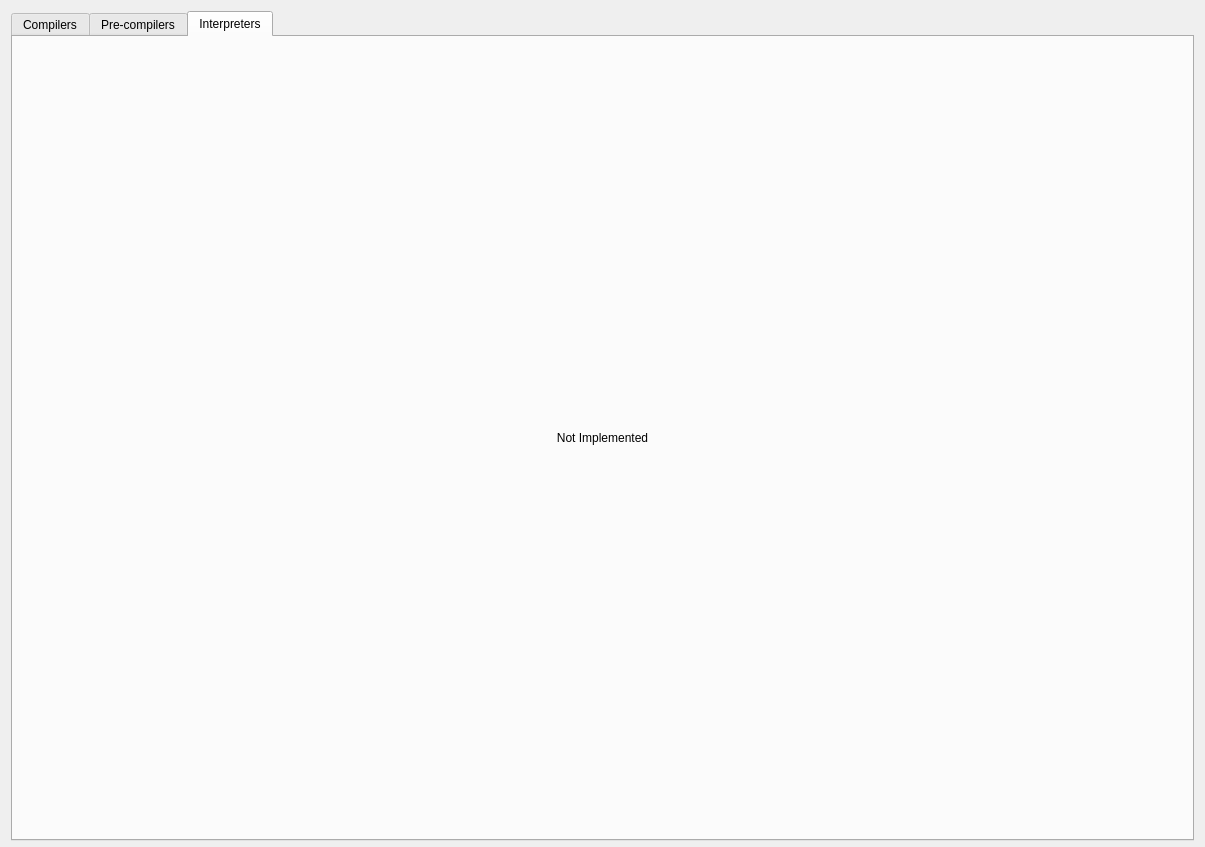
Above: data/forms/settings_page_build_and_run.ui from pythoningLearning/hackedit before the change. Below: the same form after it.
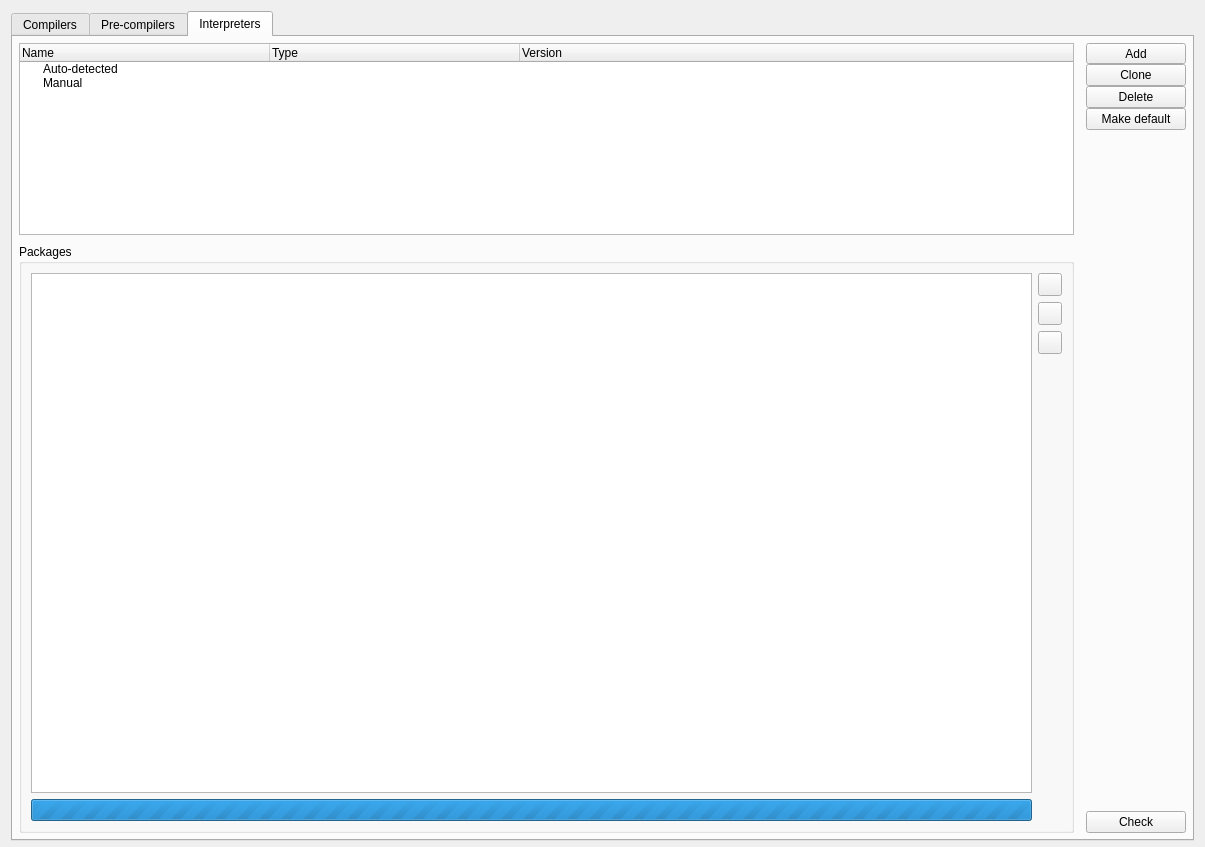
That is the form after the change. The open tabs and pages were chosen to show the change. Icons and pictures are not drawn. Custom widgets are drawn as their Qt base class.

Diff of the .ui file:
```diff
--- a/data/forms/settings_page_build_and_run.ui
+++ b/data/forms/settings_page_build_and_run.ui
@@ -743,16 +743,335 @@
       <attribute name="title">
        <string>Interpreters</string>
       </attribute>
-      <layout class="QGridLayout" name="gridLayout_4">
-       <item row="0" column="0">
-        <widget class="QLabel" name="label_6">
-         <property name="text">
-          <string>Not Implemented</string>
+      <layout class="QHBoxLayout" name="horizontalLayout_10">
+       <property name="spacing">
+        <number>0</number>
+       </property>
+       <property name="leftMargin">
+        <number>0</number>
+       </property>
+       <property name="topMargin">
+        <number>0</number>
+       </property>
+       <property name="rightMargin">
+        <number>0</number>
+       </property>
+       <property name="bottomMargin">
+        <number>0</number>
+       </property>
+       <item>
+        <layout class="QVBoxLayout" name="verticalLayout_8" stretch="0,1">
+         <property name="spacing">
+          <number>9</number>
          </property>
-         <property name="alignment">
-          <set>Qt::AlignCenter</set>
+         <property name="leftMargin">
+          <number>6</number>
          </property>
-        </widget>
+         <property name="topMargin">
+          <number>6</number>
+         </property>
+         <property name="rightMargin">
+          <number>6</number>
+         </property>
+         <property name="bottomMargin">
+          <number>6</number>
+         </property>
+         <item>
+          <widget class="QTreeWidget" name="tree_interpreters">
+           <attribute name="headerCascadingSectionResizes">
+            <bool>false</bool>
+           </attribute>
+           <attribute name="headerDefaultSectionSize">
+            <number>250</number>
+           </attribute>
+           <column>
+            <property name="text">
+             <string>Name</string>
+            </property>
+           </column>
+           <column>
+            <property name="text">
+             <string>Type</string>
+            </property>
+           </column>
+           <column>
+            <property name="text">
+             <string>Version</string>
+            </property>
+           </column>
+           <column>
+            <property name="text">
+             <string/>
+            </property>
+            <property name="icon">
+             <iconset theme="emblem-favorite">
+              <normaloff>.</normaloff>.</iconset>
+            </property>
+           </column>
+           <item>
+            <property name="text">
+             <string>Auto-detected</string>
+            </property>
+            <property name="text">
+             <string/>
+            </property>
+            <property name="text">
+             <string/>
+            </property>
+           </item>
+           <item>
+            <property name="text">
+             <string>Manual</string>
+            </property>
+            <property name="text">
+             <string/>
+            </property>
+            <property name="text">
+             <string/>
+            </property>
+           </item>
+          </widget>
+         </item>
+         <item>
+          <widget class="QGroupBox" name="groupBox_2">
+           <property name="sizePolicy">
+            <sizepolicy hsizetype="Preferred" vsizetype="Expanding">
+             <horstretch>0</horstretch>
+             <verstretch>0</verstretch>
+            </sizepolicy>
+           </property>
+           <property name="title">
+            <string>Packages</string>
+           </property>
+           <layout class="QHBoxLayout" name="horizontalLayout_7">
+            <item>
+             <layout class="QVBoxLayout" name="verticalLayout_9">
+              <property name="leftMargin">
+               <number>0</number>
+              </property>
+              <property name="bottomMargin">
+               <number>0</number>
+              </property>
+              <item>
+               <widget class="QTableWidget" name="tableWidget">
+                <property name="toolTip">
+                 <string>The list of installed package for the selected interpreter.</string>
+                </property>
+                <property name="editTriggers">
+                 <set>QAbstractItemView::NoEditTriggers</set>
+                </property>
+                <property name="alternatingRowColors">
+                 <bool>true</bool>
+                </property>
+                <property name="selectionBehavior">
+                 <enum>QAbstractItemView::SelectRows</enum>
+                </property>
+                <property name="sortingEnabled">
+                 <bool>true</bool>
+                </property>
+                <attribute name="horizontalHeaderStretchLastSection">
+                 <bool>true</bool>
+                </attribute>
+                <attribute name="verticalHeaderVisible">
+                 <bool>false</bool>
+                </attribute>
+               </widget>
+              </item>
+              <item>
+               <widget class="QProgressBar" name="progress_bar">
+                <property name="maximum">
+                 <number>0</number>
+                </property>
+                <property name="value">
+                 <number>-1</number>
+                </property>
+               </widget>
+              </item>
+             </layout>
+            </item>
+            <item>
+             <layout class="QVBoxLayout" name="verticalLayout_10">
+              <item>
+               <widget class="QToolButton" name="bt_add_packages">
+                <property name="toolTip">
+                 <string>Install one or more packages</string>
+                </property>
+                <property name="text">
+                 <string/>
+                </property>
+                <property name="icon">
+                 <iconset theme="list-add">
+                  <normaloff>../../../hackedit-python/data/forms</normaloff>../../../hackedit-python/data/forms</iconset>
+                </property>
+               </widget>
+              </item>
+              <item>
+               <widget class="QToolButton" name="bt_rm_package">
+                <property name="toolTip">
+                 <string>Uninstall selected package</string>
+                </property>
+                <property name="text">
+                 <string/>
+                </property>
+                <property name="icon">
+                 <iconset theme="edit-delete">
+                  <normaloff>../../../hackedit-python/data/forms</normaloff>../../../hackedit-python/data/forms</iconset>
+                </property>
+               </widget>
+              </item>
+              <item>
+               <widget class="QToolButton" name="bt_update_package">
+                <property name="toolTip">
+                 <string>Update selected package</string>
+                </property>
+                <property name="text">
+                 <string/>
+                </property>
+                <property name="icon">
+                 <iconset theme="go-up">
+                  <normaloff>../../../hackedit-python/data/forms</normaloff>../../../hackedit-python/data/forms</iconset>
+                </property>
+               </widget>
+              </item>
+              <item>
+               <spacer name="verticalSpacer_4">
+                <property name="orientation">
+                 <enum>Qt::Vertical</enum>
+                </property>
+                <property name="sizeHint" stdset="0">
+                 <size>
+                  <width>20</width>
+                  <height>40</height>
+                 </size>
+                </property>
+               </spacer>
+              </item>
+             </layout>
+            </item>
+           </layout>
+          </widget>
+         </item>
+        </layout>
+       </item>
+       <item>
+        <layout class="QVBoxLayout" name="verticalLayout_11">
+         <property name="leftMargin">
+          <number>6</number>
+         </property>
+         <property name="topMargin">
+          <number>6</number>
+         </property>
+         <property name="rightMargin">
+          <number>6</number>
+         </property>
+         <property name="bottomMargin">
+          <number>6</number>
+         </property>
+         <item>
+          <widget class="QToolButton" name="bt_add_interpreter">
+           <property name="sizePolicy">
+            <sizepolicy hsizetype="Preferred" vsizetype="Fixed">
+             <horstretch>0</horstretch>
+             <verstretch>0</verstretch>
+            </sizepolicy>
+           </property>
+           <property name="minimumSize">
+            <size>
+             <width>100</width>
+             <height>0</height>
+            </size>
+           </property>
+           <property name="toolTip">
+            <string>&lt;html&gt;&lt;head/&gt;&lt;body&gt;&lt;p&gt;Add a new compiler&lt;/p&gt;&lt;/body&gt;&lt;/html&gt;</string>
+           </property>
+           <property name="text">
+            <string>Add</string>
+           </property>
+           <property name="icon">
+            <iconset theme="list-add">
+             <normaloff>.</normaloff>.</iconset>
+           </property>
+           <property name="popupMode">
+            <enum>QToolButton::InstantPopup</enum>
+           </property>
+           <property name="toolButtonStyle">
+            <enum>Qt::ToolButtonTextBesideIcon</enum>
+           </property>
+          </widget>
+         </item>
+         <item>
+          <widget class="QPushButton" name="bt_clone_interpreter">
+           <property name="minimumSize">
+            <size>
+             <width>100</width>
+             <height>0</height>
+            </size>
+           </property>
+           <property name="toolTip">
+            <string>Clone the selected compiler</string>
+           </property>
+           <property name="text">
+            <string>Clone</string>
+           </property>
+           <property name="icon">
+            <iconset theme="edit-copy">
+             <normaloff>.</normaloff>.</iconset>
+           </property>
+          </widget>
+         </item>
+         <item>
+          <widget class="QPushButton" name="bt_delete_interpreter">
+           <property name="toolTip">
+            <string>Delete the selected compiler</string>
+           </property>
+           <property name="text">
+            <string>Delete</string>
+           </property>
+           <property name="icon">
+            <iconset theme="edit-delete">
+             <normaloff>.</normaloff>.</iconset>
+           </property>
+          </widget>
+         </item>
+         <item>
+          <widget class="QPushButton" name="bt_make_default_interpreter">
+           <property name="text">
+            <string>Make default</string>
+           </property>
+           <property name="icon">
+            <iconset theme="emblem-favorite">
+             <normaloff>.</normaloff>.</iconset>
+           </property>
+          </widget>
+         </item>
+         <item>
+          <spacer name="verticalSpacer_5">
+           <property name="orientation">
+            <enum>Qt::Vertical</enum>
+           </property>
+           <property name="sizeHint" stdset="0">
+            <size>
+             <width>20</width>
+             <height>40</height>
+            </size>
+           </property>
+          </spacer>
+         </item>
+         <item>
+          <widget class="QPushButton" name="bt_check_interpreter">
+           <property name="toolTip">
+            <string>Check if the selected compiler works</string>
+           </property>
+           <property name="text">
+            <string>Check</string>
+           </property>
+           <property name="icon">
+            <iconset theme="checkbox">
+             <normaloff>.</normaloff>.</iconset>
+           </property>
+          </widget>
+         </item>
+        </layout>
        </item>
       </layout>
      </widget>
```
Left out of the diff: 64 changed lines with no effect on the pictures.
